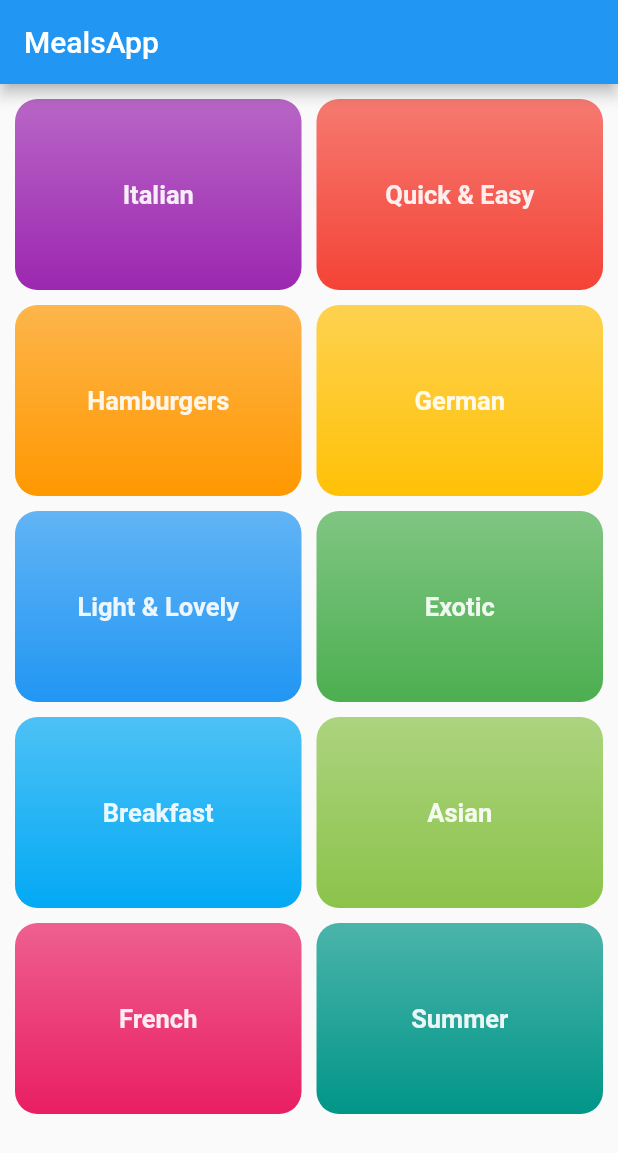
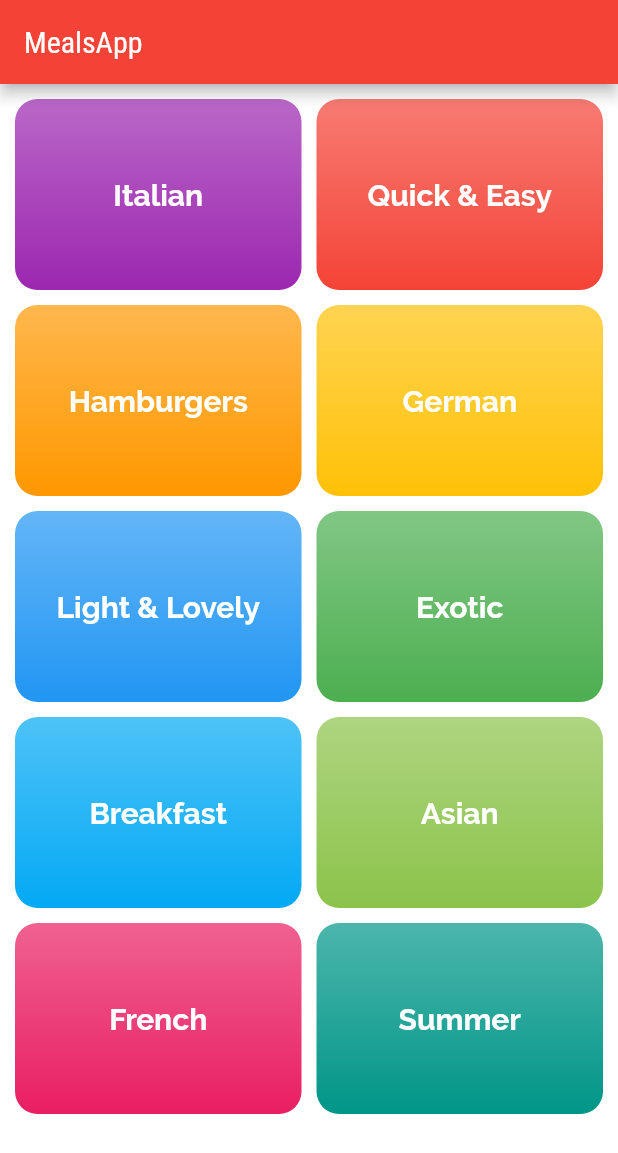
Before and after one commit to jakubjaran/meals_app, a Flutter app: the screen it shows after launch, on a phone screen of 412 x 824 dp. Shown: the top 1153 px of the screen. Run offline on Flutter 3.47's test engine with Material 2 defaults, Android fonts, the phone set to English and light mode, and no system bars.

Commit message:
Added fonts and theme

```diff
--- a/lib/category_item.dart
+++ b/lib/category_item.dart
@@ -23,11 +23,7 @@ class CategoryItem extends StatelessWidget {
       ),
       child: Text(
         title,
-        style: TextStyle(
-          fontSize: 17,
-          color: Colors.white.withOpacity(0.9),
-          fontWeight: FontWeight.bold,
-        ),
+        style: Theme.of(context).textTheme.headline1,
       ),
       alignment: Alignment.center,
     );
--- a/lib/main.dart
+++ b/lib/main.dart
@@ -11,6 +11,26 @@ class MyApp extends StatelessWidget {
   Widget build(BuildContext context) {
     return MaterialApp(
       title: 'Meals App',
+      theme: ThemeData(
+        primaryColor: Colors.red,
+        accentColor: Colors.yellow,
+        canvasColor: Colors.white,
+        fontFamily: 'RobotoCondensed',
+        textTheme: ThemeData.light().textTheme.copyWith(
+              bodyText1: TextStyle(
+                color: Color.fromRGBO(20, 51, 51, 1),
+              ),
+              bodyText2: TextStyle(
+                color: Color.fromRGBO(20, 51, 51, 1),
+              ),
+              headline1: TextStyle(
+                fontSize: 20,
+                fontFamily: 'Raleway',
+                fontWeight: FontWeight.bold,
+                color: Colors.white,
+              ),
+            ),
+      ),
       home: CategoriesScreen(),
     );
   }
```
Also changed, not shown: pubspec.yaml (+17 -11 lines), assets/fonts/Raleway-Black.ttf (added), assets/fonts/Raleway-Bold.ttf (added), assets/fonts/Raleway-Regular.ttf (added), assets/fonts/RobotoCondensed-Bold.ttf (added), assets/fonts/RobotoCondensed-Italic.ttf (added), assets/fonts/RobotoCondensed-Light.ttf (added), assets/fonts/RobotoCondensed-Regular.ttf (added).
